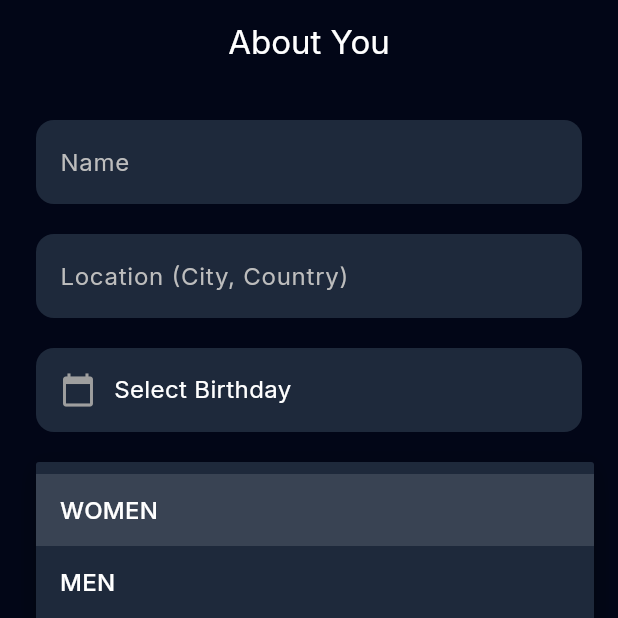
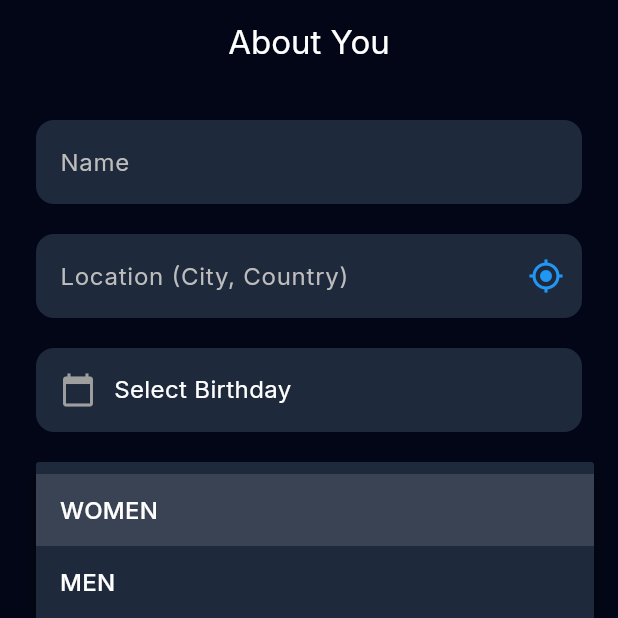
Before and after one commit to bekovrafik/FreeMatch, a Flutter app: the screen it shows once a user with an empty profile is signed in, after a tap on "WOMEN", on a phone screen of 412 x 824 dp, the top half of it. Run offline on Flutter 3.47's test engine with Material 3 defaults, Android fonts, the phone set to English and light mode, and no system bars; our stand-ins replace audioplayers, cached_network_image, cloud_firestore, firebase_ai, firebase_auth, firebase_core and 17 more; missing offline and left inert: giphy_get, record; accounts and stored records are empty.

Commit message:
feat: Fix Android icons, enhance Google Sign-In, release build prep

```diff
--- a/lib/screens/profile_setup_screen.dart
+++ b/lib/screens/profile_setup_screen.dart
@@ -9,6 +9,8 @@ import '../constants/profile_options.dart';
 import '../providers/profile_setup_provider.dart';
 import '../theme/app_colors.dart';
 import 'home_screen.dart';
+import 'package:geolocator/geolocator.dart';
+import 'package:geocoding/geocoding.dart';
 
 class ProfileSetupScreen extends ConsumerStatefulWidget {
   const ProfileSetupScreen({super.key});
@@ -48,11 +50,69 @@ class _ProfileSetupScreenState extends ConsumerState<ProfileSetupScreen> {
   final List<File?> _photos = [null, null, null, null, null, null];
   final ImagePicker _picker = ImagePicker();
 
+  // State
+  bool _isLoadingLocation = false;
+
+  @override
+  void initState() {
+    super.initState();
+    // 1. Auto-fill Name from Auth
+    final user = ref.read(authServiceProvider).currentUser;
+    if (user != null && user.displayName != null) {
+      _nameController.text = user.displayName!;
+    }
+
+    // 2. Auto-detect Location
+    WidgetsBinding.instance.addPostFrameCallback((_) => _detectLocation());
+  }
+
+  Future<void> _detectLocation() async {
+    setState(() => _isLoadingLocation = true);
+    try {
+      bool serviceEnabled = await Geolocator.isLocationServiceEnabled();
+      if (!serviceEnabled) {
+        // Just fail silently or maybe ask, but for auto-setup let's be non-intrusive
+        return;
+      }
+
+      LocationPermission permission = await Geolocator.checkPermission();
+      if (permission == LocationPermission.denied) {
+        permission = await Geolocator.requestPermission();
+        if (permission == LocationPermission.denied) return;
+      }
+
+      if (permission == LocationPermission.deniedForever) return;
+
+      final position = await Geolocator.getCurrentPosition();
+      List<Placemark> placemarks = await placemarkFromCoordinates(
+        position.latitude,
+        position.longitude,
+      );
+
+      if (placemarks.isNotEmpty) {
+        Placemark place = placemarks[0];
+        String detected = "${place.locality ?? ''}, ${place.country ?? ''}";
+        if (detected.startsWith(", ")) detected = detected.substring(2);
+
+        if (mounted) {
+          setState(() {
+            _locationController.text = detected;
+          });
+          CustomToast.show(context, "Location detected: $detected");
+        }
+      }
+    } catch (e) {
+      debugPrint("Location auto-detect error: $e");
+    } finally {
+      if (mounted) setState(() => _isLoadingLocation = false);
+    }
+  }
+
   @override
   void dispose() {
     _nameController.dispose();
     _bioController.dispose();
-    _locationController.dispose(); // Dispose location
+    _locationController.dispose();
     _heightController.dispose();
     _speaksController.dispose();
     super.dispose();
@@ -283,6 +343,22 @@ class _ProfileSetupScreenState extends ConsumerState<ProfileSetupScreen> {
                 borderRadius: BorderRadius.circular(12),
                 borderSide: BorderSide.none,
               ),
+              suffixIcon: _isLoadingLocation
+                  ? const Padding(
+                      padding: EdgeInsets.all(12.0),
+                      child: SizedBox(
+                        width: 16,
+                        height: 16,
+                        child: CircularProgressIndicator(
+                          strokeWidth: 2,
+                          color: Colors.blue,
+                        ),
+                      ),
+                    )
+                  : IconButton(
+                      icon: const Icon(Icons.my_location, color: Colors.blue),
+                      onPressed: _detectLocation,
+                    ),
             ),
           ),
           const SizedBox(height: 20),
--- a/pubspec.yaml
+++ b/pubspec.yaml
@@ -1,7 +1,7 @@
 name: freematch
 description: "High-performance AI-driven dating platform."
 publish_to: 'none'
-version: 1.0.0+8
+version: 1.0.0+9
 
 environment:
   sdk: '>=3.10.1 <4.0.0'
@@ -76,3 +76,5 @@ flutter_launcher_icons:
   ios: true
   image_path: "assets/images/play_store_512.png"
   min_sdk_android: 21 # flutter_launcher_icons >= 0.10.0
+  adaptive_icon_background: "#FFFFFF"
+  adaptive_icon_foreground: "assets/images/play_store_512.png"
```
Also changed, not shown: 12 other files.
